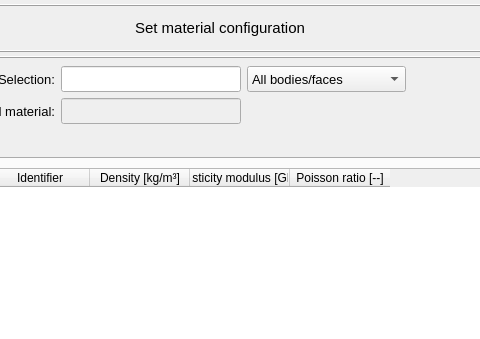
Before: the Qt Designer form vibra/interface/data/ui_files/model/setup/material/set_material.ui in MOPT-UFSC/VIBRA, drawn with Qt 5; both pictures show x 230 to 710 and y 0 to 339 of the 900 by 500 pixel window.
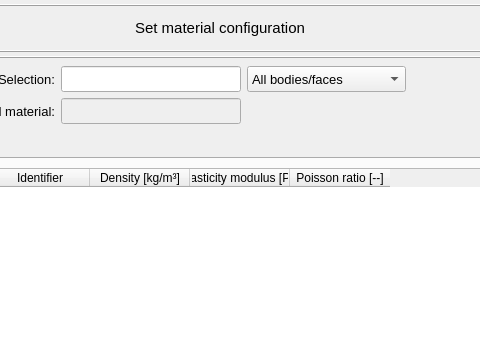
After: the same form once the commit is applied. The open tabs and pages were chosen to show the change.

Commit message: corrects elasticity modulus unit

The edit to the form file:
```diff
--- a/vibra/interface/data/ui_files/model/setup/material/set_material.ui
+++ b/vibra/interface/data/ui_files/model/setup/material/set_material.ui
@@ -473,49 +473,31 @@
              <property name="text">
               <string>Selection-ID</string>
              </property>
-             <property name="textAlignment">
-              <set>AlignCenter</set>
-             </property>
             </column>
             <column>
              <property name="text">
               <string>Name</string>
              </property>
-             <property name="textAlignment">
-              <set>AlignCenter</set>
-             </property>
             </column>
             <column>
              <property name="text">
               <string>Identifier</string>
              </property>
-             <property name="textAlignment">
-              <set>AlignCenter</set>
-             </property>
             </column>
             <column>
              <property name="text">
               <string>Density [kg/m³]</string>
              </property>
-             <property name="textAlignment">
-              <set>AlignCenter</set>
-             </property>
             </column>
             <column>
              <property name="text">
-              <string>Elasticity modulus [GPa]</string>
-             </property>
-             <property name="textAlignment">
-              <set>AlignCenter</set>
+              <string>Elasticity modulus [Pa]</string>
              </property>
             </column>
             <column>
              <property name="text">
               <string>Poisson ratio [--]</string>
              </property>
-             <property name="textAlignment">
-              <set>AlignCenter</set>
-             </property>
             </column>
            </widget>
           </item>
```
Left out of the diff: 51 changed lines with no effect on the pictures. The commit also changes 3 other files.
